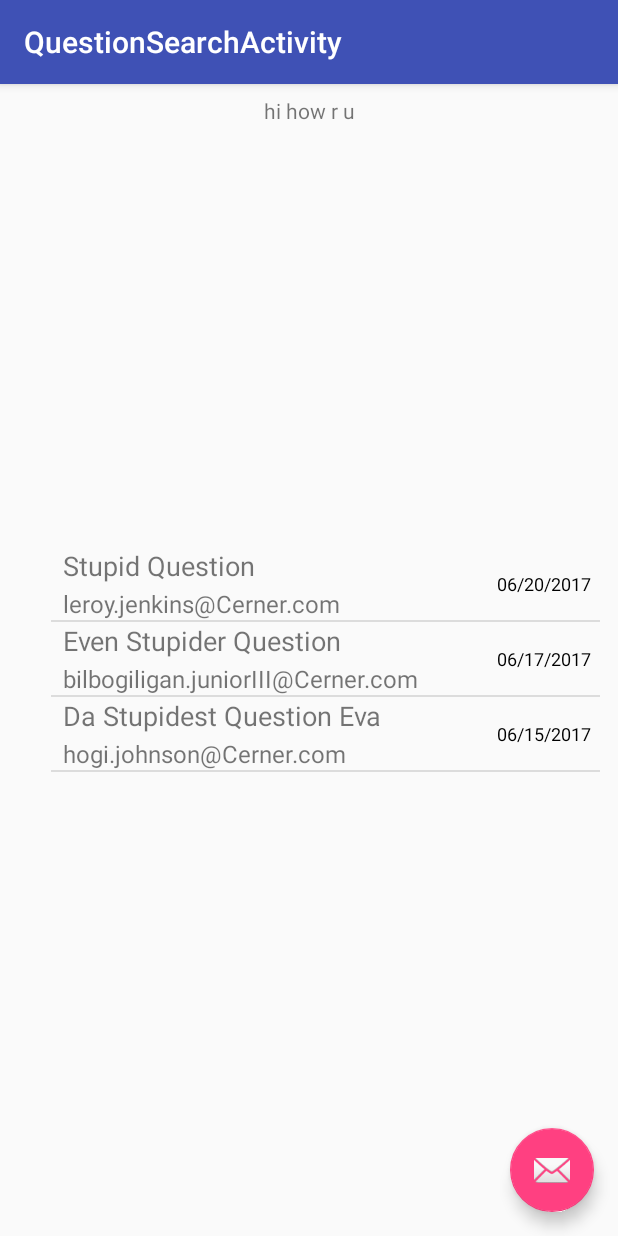
After one commit to team-phonenix/cerner-intern-andriod, an Android app: the QuestionSearchActivity screen opened directly, with no data from a screen before it, on a phone screen of 412 x 824 dp. The commit adds this screen. Run offline under Robolectric (Android 15) with nearby library versions, the phone set to English and light mode, and no system bars; pictures from the network do not load.

Commit message:
Log in-broken and questions search formatting done

```diff
--- a/app/build.gradle
+++ b/app/build.gradle
@@ -20,10 +20,11 @@ android {
 }
 
 dependencies {
-    compile fileTree(dir: 'libs', include: ['*.jar'])
+    compile fileTree(include: ['*.jar'], dir: 'libs')
     androidTestCompile('com.android.support.test.espresso:espresso-core:2.2.2', {
         exclude group: 'com.android.support', module: 'support-annotations'
     })
+    compile project(':mysql-connector-java-5.1.6')
     compile 'com.android.support:appcompat-v7:26.+'
     compile 'com.android.support:design:26.+'
     compile 'com.android.support.constraint:constraint-layout:1.0.2'
--- /dev/null
+++ b/app/src/main/java/com/example/cv051529/cerner_interns/Question.java
@@ -0,0 +1,27 @@
+package com.example.cv051529.cerner_interns;
+
+import java.util.Date;
+
+/**
+ * Created by DR051643 on 6/19/2017.
+ */
+
+public class Question {
+    public String title;
+    public int questionIndex;
+    public String description;
+    public Date date;
+    public String userEmail;
+    public boolean verified;
+
+    public Question(String title, String description, Date date, String userEmail,
+                    int questionIndex, boolean verified)
+    {
+        this.title = title;
+        this.description = description;
+        this.date = date;
+        this.userEmail = userEmail;
+        this.questionIndex = questionIndex;
+        this.verified = verified;
+    }
+}
--- /dev/null
+++ b/app/src/main/java/com/example/cv051529/cerner_interns/QuestionAdapter.java
@@ -0,0 +1,82 @@
+package com.example.cv051529.cerner_interns;
+
+import android.content.Context;
+import android.view.LayoutInflater;
+import android.view.View;
+import android.view.ViewGroup;
+import android.widget.BaseAdapter;
+import android.widget.ImageView;
+import android.widget.TextView;
+
+import java.text.SimpleDateFormat;
+import java.time.LocalDateTime;
+import java.time.format.DateTimeFormatter;
+import java.util.ArrayList;
+
+
+
+/**
+ * Created by DR051643 on 6/19/2017.
+ */
+
+public class QuestionAdapter extends BaseAdapter {
+    private Context mContext;
+    private LayoutInflater mInflater;
+    private ArrayList<Question> mDataSource;
+
+    public QuestionAdapter(Context context, ArrayList<Question> items) {
+        mContext = context;
+        mDataSource = items;
+        mInflater = (LayoutInflater) mContext.getSystemService(Context.LAYOUT_INFLATER_SERVICE);
+    }
+
+    @Override
+    public int getCount() {
+        return mDataSource.size();
+    }
+
+    @Override
+    public Object getItem(int i) {
+        return mDataSource.get(i);
+    }
+
+    @Override
+    public long getItemId(int i) {
+        return (long)i;
+    }
+
+    @Override
+    public View getView(int i, View view, ViewGroup viewGroup) {
+        View rowView = mInflater.inflate(R.layout.list_item_question, viewGroup, false);
+
+        // Get title element
+        TextView titleTextView =
+                (TextView) rowView.findViewById(R.id.recipe_list_title);
+
+        // Get subtitle element
+        TextView subtitleTextView =
+                (TextView) rowView.findViewById(R.id.recipe_list_subtitle);
+
+        // Get detail element
+        TextView detailTextView =
+                (TextView) rowView.findViewById(R.id.recipe_list_detail);
+
+        // Get thumbnail element
+        //ImageView thumbnailImageView =
+        //       (ImageView) rowView.findViewById(R.id.recipe_list_verified_thumbnail);
+
+        // 1
+        Question question = (Question) getItem(i);
+
+        // 2
+        titleTextView.setText(question.title);
+        subtitleTextView.setText(question.userEmail);
+        SimpleDateFormat datetime = new SimpleDateFormat("MM/dd/YYYY");
+        detailTextView.setText(datetime.format(question.date));
+
+        // 3
+        //Picasso.with(mContext).load(question.imageUrl).placeholder(R.mipmap.ic_launcher).into(thumbnailImageView);
+
+        return rowView;
+    }
+}
--- /dev/null
+++ b/app/src/main/java/com/example/cv051529/cerner_interns/QuestionSearchActivity.java
@@ -0,0 +1,64 @@
+package com.example.cv051529.cerner_interns;
+
+import android.os.Bundle;
+import android.support.design.widget.FloatingActionButton;
+import android.support.design.widget.Snackbar;
+import android.support.v7.app.AppCompatActivity;
+import android.support.v7.widget.Toolbar;
+import android.view.View;
+import android.widget.ArrayAdapter;
+import android.widget.ListView;
+import android.widget.TextView;
+
+import java.text.DateFormat;
+import java.text.ParseException;
+import java.text.SimpleDateFormat;
+import java.util.ArrayList;
+import java.util.Arrays;
+import java.util.Date;
+
+public class QuestionSearchActivity extends AppCompatActivity {
+
+    @Override
+    protected void onCreate(Bundle savedInstanceState) {
+        super.onCreate(savedInstanceState);
+        setContentView(R.layout.activity_question_search);
+        Toolbar toolbar = (Toolbar) findViewById(R.id.toolbar);
+        setSupportActionBar(toolbar);
+
+        FloatingActionButton fab = (FloatingActionButton) findViewById(R.id.fab);
+        fab.setOnClickListener(new View.OnClickListener() {
+            @Override
+            public void onClick(View view) {
+                Snackbar.make(view, "Replace with your own action", Snackbar.LENGTH_LONG)
+                        .setAction("Action", null).show();
+            }
+        });
+        FirstExample ex = new FirstExample();
+        TextView txt2 = (TextView)findViewById(R.id.textView2);
+        txt2.setText("hi how r u");
+        //String testArray[] = ex.myMain();
+        //ArrayAdapter testList = new ArrayAdapter(this, android.R.layout.simple_list_item_1,testArray);
+        ListView myView = (ListView)findViewById(R.id.questionListView);
+        //myView.setAdapter(testList);
+        SimpleDateFormat sdf = new SimpleDateFormat("MM/dd/yyyy");
+        ArrayList<Question> questionArray = new ArrayList<Question>();
+        try {
+
+            questionArray.add(new Question("Stupid Question", "Blarg",
+                    sdf.parse("06/20/2017"), "leroy.jenkins@Cerner.com", 1, false));
+            questionArray.add(new Question("Even Stupider Question", "BlargX2",
+                    sdf.parse("06/17/2017"), "bilbogiligan.juniorIII@Cerner.com", 2, false));
+            questionArray.add(new Question("Da Stupidest Question Eva", "BlargX3",
+                    sdf.parse("06/15/2017"), "hogi.johnson@Cerner.com", 3, false));
+            //questionArray.add();
+        }
+        catch (ParseException e)
+        {
+
+        }
+        QuestionAdapter adapter = new QuestionAdapter(this, questionArray);
+        myView.setAdapter(adapter);
+    }
+
+}
--- a/app/src/main/res/layout/activity_main.xml
+++ b/app/src/main/res/layout/activity_main.xml
@@ -20,6 +20,8 @@
         android:layout_gravity="start"
         android:fitsSystemWindows="true"
         app:headerLayout="@layout/nav_header_main"
-        app:menu="@menu/activity_main_drawer" />
+        app:menu="@menu/activity_main_drawer" >
+
+    </android.support.design.widget.NavigationView>
 
 </android.support.v4.widget.DrawerLayout>
--- /dev/null
+++ b/app/src/main/res/layout/activity_question_search.xml
@@ -0,0 +1,33 @@
+<?xml version="1.0" encoding="utf-8"?>
+<android.support.design.widget.CoordinatorLayout xmlns:android="http://schemas.android.com/apk/res/android"
+    xmlns:app="http://schemas.android.com/apk/res-auto"
+    xmlns:tools="http://schemas.android.com/tools"
+    android:layout_width="match_parent"
+    android:layout_height="match_parent"
+    tools:context="com.example.cv051529.cerner_interns.QuestionSearchActivity">
+
+    <android.support.design.widget.AppBarLayout
+        android:layout_width="match_parent"
+        android:layout_height="wrap_content"
+        android:theme="@style/AppTheme.AppBarOverlay">
+
+        <android.support.v7.widget.Toolbar
+            android:id="@+id/toolbar"
+            android:layout_width="match_parent"
+            android:layout_height="?attr/actionBarSize"
+            android:background="?attr/colorPrimary"
+            app:popupTheme="@style/AppTheme.PopupOverlay" />
+
+    </android.support.design.widget.AppBarLayout>
+
+    <include layout="@layout/content_question_search" />
+
+    <android.support.design.widget.FloatingActionButton
+        android:id="@+id/fab"
+        android:layout_width="wrap_content"
+        android:layout_height="wrap_content"
+        android:layout_gravity="bottom|end"
+        android:layout_margin="@dimen/fab_margin"
+        app:srcCompat="@android:drawable/ic_dialog_email" />
+
+</android.support.design.widget.CoordinatorLayout>
--- /dev/null
+++ b/app/src/main/res/layout/content_question_search.xml
@@ -0,0 +1,38 @@
+<?xml version="1.0" encoding="utf-8"?>
+<android.support.constraint.ConstraintLayout xmlns:android="http://schemas.android.com/apk/res/android"
+    xmlns:app="http://schemas.android.com/apk/res-auto"
+    xmlns:tools="http://schemas.android.com/tools"
+    android:layout_width="match_parent"
+    android:layout_height="match_parent"
+    app:layout_behavior="@string/appbar_scrolling_view_behavior"
+    tools:context="com.example.cv051529.cerner_interns.QuestionSearchActivity"
+    tools:showIn="@layout/activity_question_search">
+
+    <TextView
+        android:id="@+id/textView2"
+        android:layout_width="wrap_content"
+        android:layout_height="wrap_content"
+        android:layout_marginEnd="8dp"
+        android:layout_marginLeft="8dp"
+        android:layout_marginRight="8dp"
+        android:layout_marginStart="8dp"
+        android:text="TextView"
+        app:layout_constraintLeft_toLeftOf="parent"
+        app:layout_constraintRight_toRightOf="parent"
+        app:layout_constraintTop_toTopOf="parent"
+        android:layout_marginTop="8dp" />
+
+    <ListView
+        android:id="@+id/questionListView"
+        android:layout_width="366dp"
+        android:layout_height="459dp"
+        android:layout_marginBottom="0dp"
+        android:layout_marginLeft="8dp"
+        android:layout_marginRight="8dp"
+        app:layout_constraintBottom_toBottomOf="parent"
+        app:layout_constraintHorizontal_bias="0.862"
+        app:layout_constraintLeft_toLeftOf="parent"
+        app:layout_constraintRight_toRightOf="parent"
+        tools:layout_editor_absoluteX="-6dp"
+        tools:layout_editor_absoluteY="52dp" />
+</android.support.constraint.ConstraintLayout>
--- /dev/null
+++ b/app/src/main/res/layout/list_item_question.xml
@@ -0,0 +1,70 @@
+<?xml version="1.0" encoding="utf-8"?>
+
+<RelativeLayout xmlns:android="http://schemas.android.com/apk/res/android"
+    xmlns:tools="http://schemas.android.com/tools"
+    android:layout_width="match_parent"
+    android:layout_height="match_parent">
+<!--
+    <ImageView
+        android:id="@+id/recipe_list_verified_thumbnail"
+        android:layout_width="90dp"
+        android:layout_height="90dp"
+        android:layout_alignParentStart="true"
+        android:layout_centerVertical="true"
+        android:layout_marginBottom="6dp"
+        android:layout_marginStart="4dp"
+        android:layout_marginTop="6dp"
+        android:scaleType="centerInside"
+        tools:src="@mipmap/ic_launcher"
+        android:contentDescription="@string/thumbnail"/>
+-->
+    <TextView
+        android:id="@+id/recipe_list_detail"
+        android:layout_width="wrap_content"
+        android:layout_height="wrap_content"
+        android:layout_alignParentEnd="true"
+        android:layout_centerVertical="true"
+        android:layout_marginStart="4dp"
+        android:layout_marginEnd="2dp"
+        android:maxLines="1"
+        android:paddingEnd="4dp"
+        android:textColor="#000000"
+        android:textSize="12sp"
+        tools:text="Detail"
+        />
+
+    <RelativeLayout
+        android:id="@+id/recipe_list_text_layout"
+        android:layout_width="wrap_content"
+        android:layout_height="wrap_content"
+        android:layout_centerVertical="true"
+        android:layout_toLeftOf="@+id/recipe_list_detail"
+        android:layout_alignParentLeft="true"
+        android:layout_alignParentStart="true">
+
+        <TextView
+            android:id="@+id/recipe_list_title"
+            android:layout_width="wrap_content"
+            android:layout_height="wrap_content"
+            android:layout_marginLeft="8dp"
+            android:layout_marginRight="8dp"
+            android:textSize="18sp"
+            tools:text="Title"
+            />
+
+        <TextView
+            android:id="@+id/recipe_list_subtitle"
+            android:layout_width="wrap_content"
+            android:layout_height="wrap_content"
+            android:layout_below="@+id/recipe_list_title"
+            android:layout_marginLeft="8dp"
+            android:layout_marginRight="8dp"
+            android:layout_marginTop="2dp"
+            android:ellipsize="end"
+            android:maxLines="3"
+            android:textSize="16sp"
+            tools:text="Subtitle"
+            />
+
+    </RelativeLayout>
+</RelativeLayout>
--- /dev/null
+++ b/app/src/main/res/values-w820dp/dimens.xml
@@ -0,0 +1,6 @@
+<resources>
+    <!-- Example customization of dimensions originally defined in res/values/dimens.xml
+         (such as screen margins) for screens with more than 820dp of available width. This
+         would include 7" and 10" devices in landscape (~960dp and ~1280dp respectively). -->
+    <dimen name="activity_horizontal_margin">64dp</dimen>
+</resources>
--- a/app/src/main/res/values/dimens.xml
+++ b/app/src/main/res/values/dimens.xml
@@ -5,4 +5,5 @@
     <dimen name="nav_header_vertical_spacing">16dp</dimen>
     <dimen name="nav_header_height">160dp</dimen>
     <dimen name="fab_margin">16dp</dimen>
+    <dimen name="appbar_padding_top">8dp</dimen>
 </resources>
--- a/app/src/main/res/values/strings.xml
+++ b/app/src/main/res/values/strings.xml
@@ -5,4 +5,9 @@
     <string name="navigation_drawer_close">Close navigation drawer</string>
 
     <string name="action_settings">Settings</string>
+    <string name="title_activity_question__search">Question_Search</string>
+    <string name="section_format">Hello World from section: %1$d</string>
+    <string name="LogIn">Log In</string>
+    <string name="thumbnail">thumbnail</string>
+    <string name="title_activity_question_search">QuestionSearchActivity</string>
 </resources>
--- /dev/null
+++ b/mysql-connector-java-5.1.6/build.gradle
@@ -0,0 +1,2 @@
+configurations.maybeCreate("default")
+artifacts.add("default", file('mysql-connector-java-5.1.6.jar'))
--- a/settings.gradle
+++ b/settings.gradle
@@ -1 +1 @@
-include ':app'
+include ':app', ':mysql-connector-java-5.1.6'
```
Also changed, not shown: app/src/main/AndroidManifest.xml (+12 -0 lines), app/src/main/java/com/example/cv051529/cerner_interns/FirstExample.java (added, +151 -0 lines), app/src/main/java/com/example/cv051529/cerner_interns/MainActivity.java (+49 -5 lines), app/src/main/res/layout/content_main.xml (+29 -1 lines), app/src/main/res/menu/activity_main_drawer.xml (+2 -10 lines), app/src/main/res/menu/menu_question__search.xml (added, +10 -0 lines), 1 other file.
